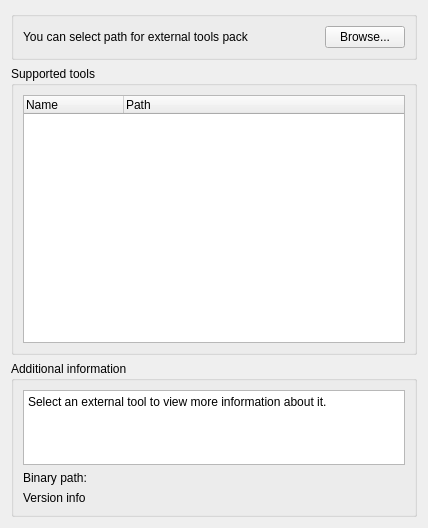
This is src/plugins/external_tool_support/src/ui/ETSSettingsWidget.ui in violethaze74/ugene as Qt 5 draws it before an edit. The edited form follows.
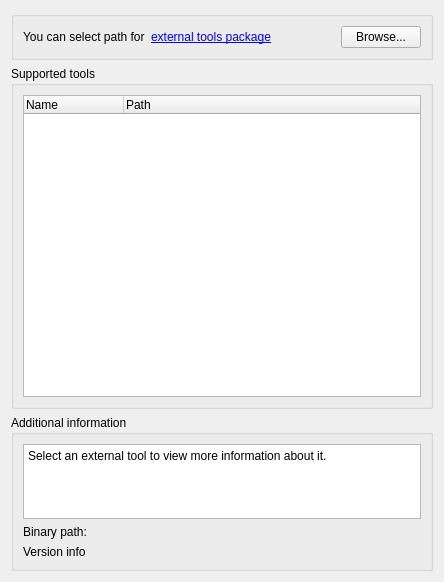
This is the edited form.

Commit message: add link for external tools package to settings page (UGENE-263)

```diff
--- a/src/plugins/external_tool_support/src/ui/ETSSettingsWidget.ui
+++ b/src/plugins/external_tool_support/src/ui/ETSSettingsWidget.ui
@@ -6,8 +6,8 @@
    <rect>
     <x>0</x>
     <y>0</y>
-    <width>428</width>
-    <height>528</height>
+    <width>444</width>
+    <height>582</height>
    </rect>
   </property>
   <property name="sizePolicy">
@@ -37,7 +37,17 @@
         <item>
          <widget class="QLabel" name="selectToolPackLabel">
           <property name="text">
-           <string>You can select path for external tools pack</string>
+           <string>You can select path for</string>
+          </property>
+         </widget>
+        </item>
+        <item>
+         <widget class="QLabel" name="linkLabel">
+          <property name="toolTip">
+           <string>Check lastest version of external tools package</string>
+          </property>
+          <property name="text">
+           <string>&lt;a href=&quot;http://ugene.unipro.ru/external.html&quot;&gt;external tools package&lt;/a&gt;</string>
           </property>
          </widget>
         </item>
```
The commit also changes 2 other files.
